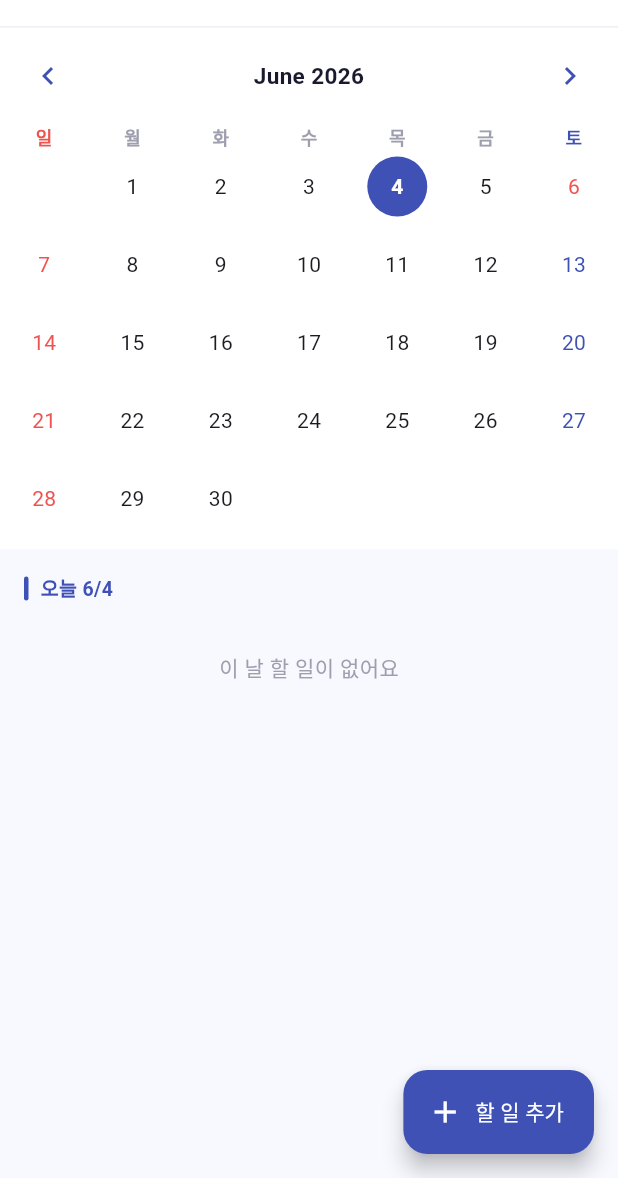
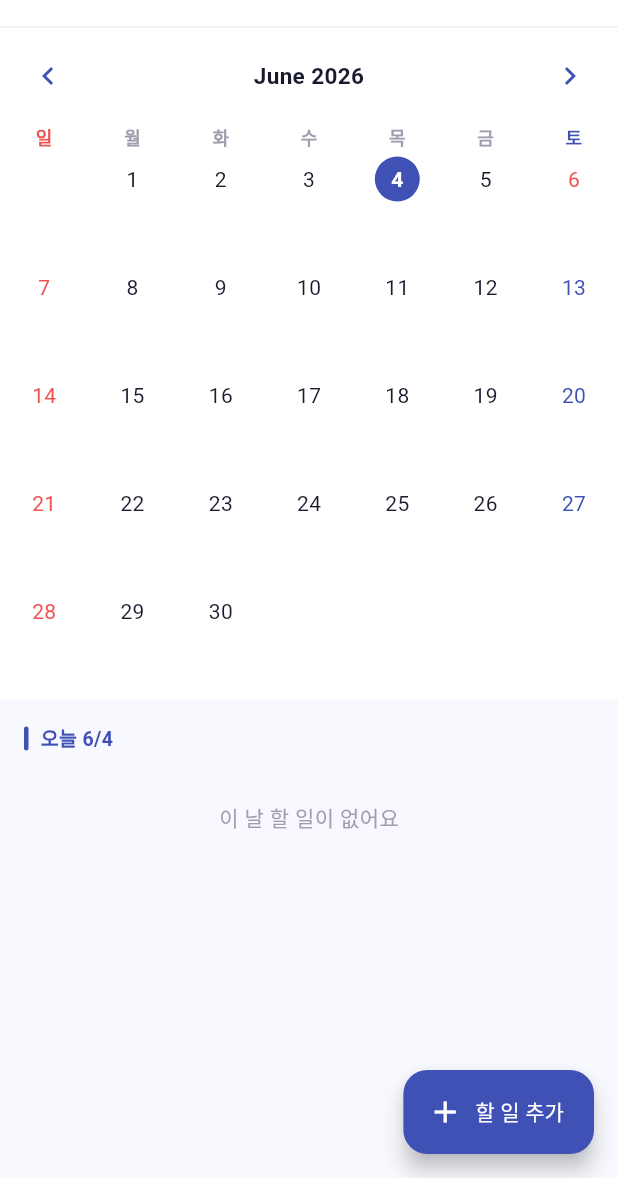
Before and after one commit to hyeji203/delay-detective, a Flutter app: the screen it shows after launch, on a phone screen of 412 x 824 dp, the part 58-1236 px from its top. Run offline on Flutter 3.47's test engine with Material 3 defaults, Android fonts, the phone set to English and light mode, and no system bars; drawn by our look-alikes of table_calendar; our stand-ins replace cloud_firestore, connectivity_plus, flutter_dotenv, hive, hive_flutter; accounts and stored records are empty.

Commit message:
기능추가

```diff
--- a/lib/application/sync_provider.dart
+++ b/lib/application/sync_provider.dart
@@ -48,8 +48,8 @@ class SyncProvider extends ChangeNotifier {
       await _syncService.mergeFromFirestore(uid);
       _status = SyncStatus.synced;
     } catch (_) {
-      // Firebase 미초기화 등 sync 불가 시 오프라인으로 처리
-      _status = SyncStatus.offline;
+      // Firebase 미초기화 등 sync 불가 시 로컬 정상으로 처리
+      _status = SyncStatus.synced;
     }
     notifyListeners();
   }
--- a/lib/presentation/screens/home_screen.dart
+++ b/lib/presentation/screens/home_screen.dart
@@ -59,6 +59,65 @@ class _HomeScreenState extends State<HomeScreen> {
     return allTasks.where((t) => t.dueDate == null).toList();
   }
 
+  Widget _taskChip(Task task) {
+    return Container(
+      margin: const EdgeInsets.only(top: 2),
+      padding: const EdgeInsets.symmetric(horizontal: 4, vertical: 1),
+      constraints: const BoxConstraints(maxWidth: 46),
+      decoration: BoxDecoration(
+        color: task.isDelayed
+            ? const Color(0xFFEF5350).withOpacity(0.12)
+            : const Color(0xFF3F51B5).withOpacity(0.10),
+        borderRadius: BorderRadius.circular(3),
+      ),
+      child: Text(
+        task.title,
+        style: TextStyle(
+          fontSize: 9,
+          color: task.isDelayed
+              ? const Color(0xFFEF5350)
+              : const Color(0xFF3F51B5),
+          fontWeight: FontWeight.w500,
+        ),
+        overflow: TextOverflow.ellipsis,
+        maxLines: 1,
+      ),
+    );
+  }
+
+  Widget _dayCell(
+    DateTime day,
+    List<Task> tasks, {
+    BoxDecoration? circleDeco,
+    TextStyle? numStyle,
+  }) {
+    final numWidget = circleDeco != null
+        ? Container(
+            width: 30,
+            height: 30,
+            alignment: Alignment.center,
+            decoration: circleDeco,
+            child: Text('${day.day}', style: numStyle),
+          )
+        : SizedBox(
+            width: 30,
+            height: 30,
+            child: Center(child: Text('${day.day}', style: numStyle)),
+          );
+
+    return Column(
+      mainAxisAlignment: MainAxisAlignment.start,
+      children: [
+        const SizedBox(height: 6),
+        numWidget,
+        ...tasks.take(2).map(_taskChip),
+        if (tasks.length > 2)
+          Text('+${tasks.length - 2}',
+              style: const TextStyle(fontSize: 8, color: Color(0xFF9E9EAE))),
+      ],
+    );
+  }
+
   @override
   Widget build(BuildContext context) {
     final taskProvider = context.watch<TaskProvider>();
@@ -93,19 +152,18 @@ class _HomeScreenState extends State<HomeScreen> {
                     selectedDayPredicate: (day) => isSameDay(_selectedDay, day),
                     eventLoader: (day) => _getTasksForDay(allTasks, day),
                     calendarFormat: CalendarFormat.month,
+                    rowHeight: 72,
                     calendarBuilders: CalendarBuilders(
                       dowBuilder: (context, day) {
                         const labels = ['월', '화', '수', '목', '금', '토', '일'];
                         final label = labels[day.weekday - 1];
-                        final isRedHeader = day.weekday == DateTime.sunday;
-                        final isBlueHeader = day.weekday == DateTime.saturday;
                         return Center(
                           child: Text(
                             label,
                             style: TextStyle(
-                              color: isRedHeader
+                              color: day.weekday == DateTime.sunday
                                   ? const Color(0xFFEF5350)
-                                  : isBlueHeader
+                                  : day.weekday == DateTime.saturday
                                       ? const Color(0xFF3F51B5)
                                       : const Color(0xFF9E9EAE),
                               fontWeight: FontWeight.w600,
@@ -115,56 +173,44 @@ class _HomeScreenState extends State<HomeScreen> {
                         );
                       },
                       defaultBuilder: (context, day, focusedDay) {
-                        if (_isRedDay(day)) {
-                          return Center(
-                            child: Text(
-                              '${day.day}',
-                              style: const TextStyle(
-                                color: Color(0xFFEF5350),
+                        final tasks = _getTasksForDay(allTasks, day);
+                        final color = _isRedDay(day)
+                            ? const Color(0xFFEF5350)
+                            : _isSaturday(day)
+                                ? const Color(0xFF3F51B5)
+                                : const Color(0xFF1A1A2E);
+                        return _dayCell(day, tasks,
+                            numStyle: TextStyle(fontSize: 14, color: color));
+                      },
+                      todayBuilder: (context, day, focusedDay) {
+                        final tasks = _getTasksForDay(allTasks, day);
+                        return _dayCell(
+                          day, tasks,
+                          circleDeco: BoxDecoration(
+                            color: const Color(0xFF3F51B5).withOpacity(0.15),
+                            shape: BoxShape.circle,
+                          ),
+                          numStyle: const TextStyle(
                             fontSize: 14,
-                              ),
+                            color: Color(0xFF3F51B5),
+                            fontWeight: FontWeight.w700,
                           ),
                         );
-                        }
-                        if (_isSaturday(day)) {
-                          return Center(
-                            child: Text(
-                              '${day.day}',
-                              style: const TextStyle(
+                      },
+                      selectedBuilder: (context, day, focusedDay) {
+                        final tasks = _getTasksForDay(allTasks, day);
+                        return _dayCell(
+                          day, tasks,
+                          circleDeco: const BoxDecoration(
                             color: Color(0xFF3F51B5),
+                            shape: BoxShape.circle,
+                          ),
+                          numStyle: const TextStyle(
                             fontSize: 14,
-                              ),
+                            color: Colors.white,
+                            fontWeight: FontWeight.w700,
                           ),
                         );
-                        }
-                        return null;
-                      },
-                      outsideBuilder: (context, day, focusedDay) {
-                        if (_isRedDay(day)) {
-                          return Center(
-                            child: Text(
-                              '${day.day}',
-                              style: const TextStyle(
-                                color: Color(0xFFEF5350),
-                                fontSize: 14,
-                                fontWeight: FontWeight.w300,
-                              ),
-                            ),
-                          );
-                        }
-                        if (_isSaturday(day)) {
-                          return Center(
-                            child: Text(
-                              '${day.day}',
-                              style: const TextStyle(
-                                color: Color(0xFF3F51B5),
-                                fontSize: 14,
-                                fontWeight: FontWeight.w300,
-                              ),
-                            ),
-                          );
-                        }
-                        return null;
                       },
                     ),
                     headerStyle: const HeaderStyle(
@@ -184,30 +230,9 @@ class _HomeScreenState extends State<HomeScreen> {
                         color: Color(0xFF3F51B5),
                       ),
                     ),
-                    calendarStyle: CalendarStyle(
+                    calendarStyle: const CalendarStyle(
                       outsideDaysVisible: false,
-                      todayDecoration: BoxDecoration(
-                        color: const Color(0xFF3F51B5).withOpacity(0.15),
-                        shape: BoxShape.circle,
-                      ),
-                      todayTextStyle: const TextStyle(
-                        color: Color(0xFF3F51B5),
-                        fontWeight: FontWeight.w700,
-                      ),
-                      selectedDecoration: const BoxDecoration(
-                        color: Color(0xFF3F51B5),
-                        shape: BoxShape.circle,
-                      ),
-                      selectedTextStyle: const TextStyle(
-                        color: Colors.white,
-                        fontWeight: FontWeight.w700,
-                      ),
-                      markerDecoration: const BoxDecoration(
-                        color: Color(0xFFEF5350),
-                        shape: BoxShape.circle,
-                      ),
-                      markerSize: 5,
-                      markersMaxCount: 3,
+                      markersMaxCount: 0,
                     ),
                     onDaySelected: (selected, focused) {
                       setState(() {
```
Lines whose indentation alone changed are shown as unchanged.
